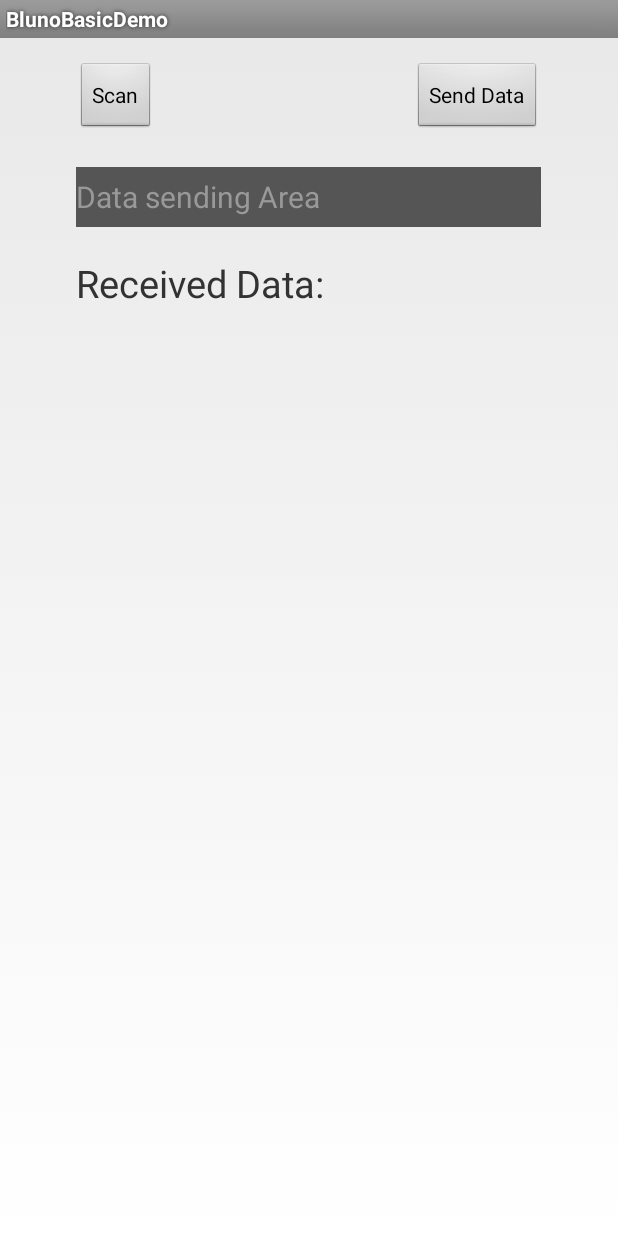
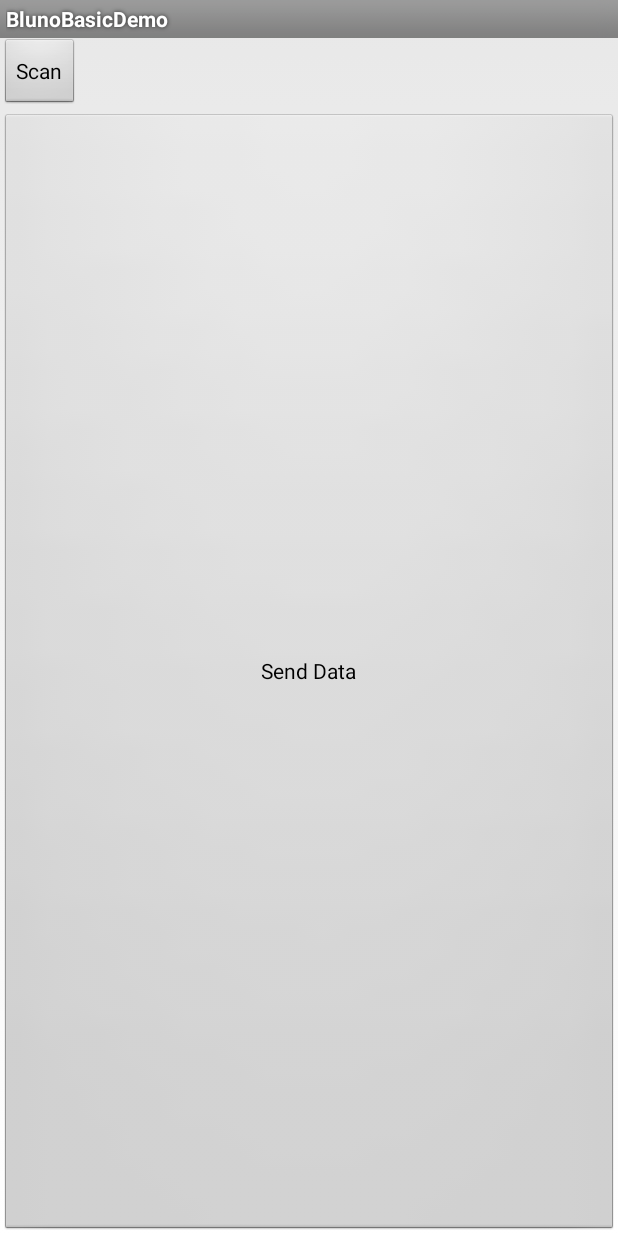
Before and after one commit to AndersonChoi/SmartPerfumeClockAndroid, an Android app: the MainActivity screen opened directly, with no data from a screen before it, on a phone screen of 412 x 824 dp. Run offline under Robolectric (Android 15) with nearby library versions, the light colour scheme and no system bars; 4 statements that could not run were skipped.

Commit message:
change button xml

```diff
--- a/app/src/main/res/layout/activity_main.xml
+++ b/app/src/main/res/layout/activity_main.xml
@@ -2,10 +2,6 @@
     xmlns:tools="http://schemas.android.com/tools"
     android:layout_width="match_parent"
     android:layout_height="match_parent"
-    android:paddingBottom="@dimen/activity_vertical_margin"
-    android:paddingLeft="@dimen/activity_horizontal_margin"
-    android:paddingRight="@dimen/activity_horizontal_margin"
-    android:paddingTop="@dimen/activity_vertical_margin"
     tools:context=".MainActivity"
     android:focusable="true"
     android:focusableInTouchMode="true">
@@ -33,13 +29,13 @@
 
     <Button
         android:id="@+id/buttonSerialSend"
-        android:layout_width="wrap_content"
-        android:layout_height="wrap_content"
-        android:layout_above="@+id/serialSendText"
-        android:layout_alignRight="@+id/serialSendText"
+        android:layout_width="match_parent"
+        android:layout_height="match_parent"
+        android:layout_marginTop="50dp"
         android:text="Send Data" />
 
     <TextView
+        android:visibility="gone"
         android:id="@+id/editText2"
         android:layout_width="wrap_content"
         android:layout_height="wrap_content"
@@ -51,6 +47,7 @@
         android:textSize="25sp" />
 
     <EditText
+        android:visibility="gone"
         android:id="@+id/serialSendText"
         android:layout_width="310dp"
         android:layout_height="40dp"
```
